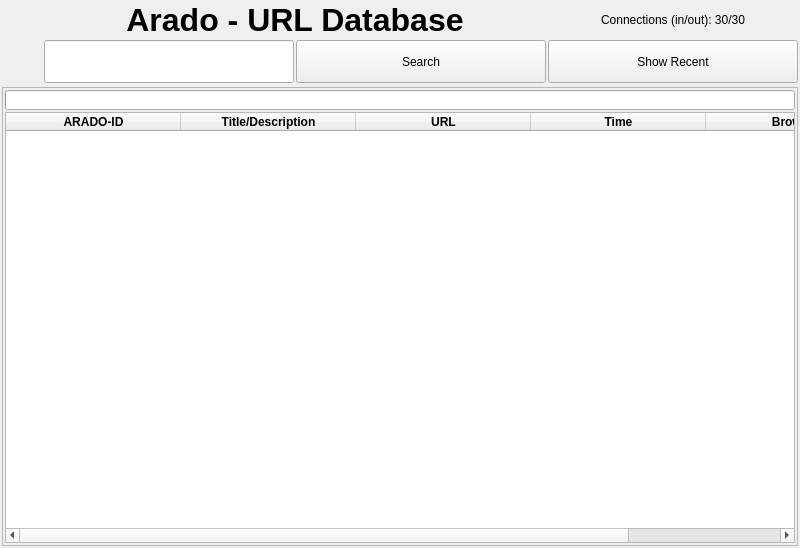
Above: ui/url-display.ui from berndhs/arado before the change. Below: the same form after it.
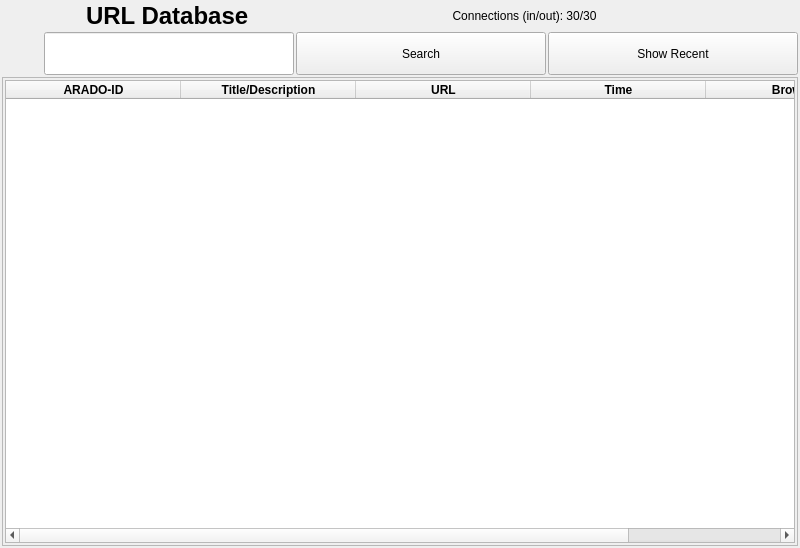
That is the form after the change. Icons and pictures are not drawn.

Commit message: layout with the "claim" thingy and remarks on roadmap

Diff of the .ui file:
```diff
--- a/ui/url-display.ui
+++ b/ui/url-display.ui
@@ -19,8 +19,10 @@
   <property name="windowTitle">
    <string>Arado Url Display</string>
   </property>
+  <layout class="QGridLayout" name="gridLayout_3">
+   <item row="0" column="0">
   <layout class="QGridLayout" name="gridLayout">
-   <item row="1" column="0" rowspan="3">
+     <item row="0" column="0" rowspan="2">
     <widget class="QPushButton" name="addUrlButton">
      <property name="sizePolicy">
       <sizepolicy hsizetype="Fixed" vsizetype="Fixed">
@@ -49,39 +51,73 @@
      </property>
     </widget>
    </item>
-   <item row="1" column="1" colspan="2">
-    <widget class="QLabel" name="label">
-     <property name="sizePolicy">
-      <sizepolicy hsizetype="Expanding" vsizetype="Expanding">
-       <horstretch>0</horstretch>
-       <verstretch>0</verstretch>
-      </sizepolicy>
-     </property>
-     <property name="minimumSize">
+     <item row="0" column="1" colspan="3">
+      <layout class="QHBoxLayout" name="horizontalLayout">
+       <item>
+        <widget class="QPushButton" name="fakeButton">
+         <property name="text">
+          <string/>
+         </property>
+         <property name="icon">
+          <iconset resource="../arado.qrc">
+           <normaloff>:/claim-trans.png</normaloff>
+           <disabledoff>:/claim-trans.png</disabledoff>
+           <disabledon>:/claim-trans.png</disabledon>:/claim-trans.png</iconset>
+         </property>
+         <property name="iconSize">
       <size>
-       <width>100</width>
-       <height>0</height>
-      </size>
-     </property>
+           <width>128</width>
+           <height>32</height>
+          </size>
+         </property>
+         <property name="flat">
+          <bool>true</bool>
+         </property>
+        </widget>
+       </item>
+       <item>
+        <layout class="QHBoxLayout" name="horizontalLayout_2">
+         <item>
+          <widget class="QLabel" name="titleLabel">
      <property name="font">
       <font>
-       <pointsize>24</pointsize>
+             <pointsize>18</pointsize>
        <weight>75</weight>
        <bold>true</bold>
       </font>
      </property>
+           <property name="text">
+            <string notr="true">URL Database</string>
+           </property>
+          </widget>
+         </item>
+         <item>
+          <widget class="QLabel" name="bottomLabel">
+           <property name="sizePolicy">
+            <sizepolicy hsizetype="Expanding" vsizetype="Preferred">
+             <horstretch>0</horstretch>
+             <verstretch>0</verstretch>
+            </sizepolicy>
+           </property>
      <property name="toolTip">
-      <string>Arado is a networked URL Database, which saves your added URLs and syncs newest URLs with your connected devices.</string>
+            <string>Shows how many incoming and outgoing connections are established (maximum = 30). If connections = 0, please add one online IP+Port and press the boot button to connect and fill the IP-cache.</string>
+           </property>
+           <property name="layoutDirection">
+            <enum>Qt::LeftToRight</enum>
      </property>
      <property name="text">
-      <string>Arado - URL Database</string>
+            <string>Connections (in/out): 30/30</string>
      </property>
      <property name="alignment">
       <set>Qt::AlignCenter</set>
      </property>
     </widget>
    </item>
-   <item row="2" column="1">
+        </layout>
+       </item>
+      </layout>
+     </item>
+     <item row="1" column="1">
     <widget class="QLineEdit" name="textInput">
      <property name="minimumSize">
       <size>
@@ -94,7 +130,7 @@
      </property>
     </widget>
    </item>
-   <item row="2" column="2">
+     <item row="1" column="2">
     <widget class="QPushButton" name="searchButton">
      <property name="sizePolicy">
       <sizepolicy hsizetype="Expanding" vsizetype="Expanding">
@@ -120,7 +156,7 @@
      </property>
     </widget>
    </item>
-   <item row="2" column="3">
+     <item row="1" column="3">
     <widget class="QPushButton" name="recentButton">
      <property name="sizePolicy">
       <sizepolicy hsizetype="Expanding" vsizetype="Expanding">
@@ -146,7 +182,9 @@
      </property>
     </widget>
    </item>
-   <item row="5" column="0" colspan="4">
+    </layout>
+   </item>
+   <item row="1" column="0">
     <widget class="QScrollArea" name="scrollArea">
      <property name="sizePolicy">
       <sizepolicy hsizetype="Expanding" vsizetype="Expanding">
@@ -163,7 +201,7 @@
         <x>0</x>
         <y>0</y>
         <width>780</width>
-        <height>424</height>
+        <height>420</height>
        </rect>
       </property>
       <property name="sizePolicy">
@@ -277,60 +315,10 @@
          </column>
         </widget>
        </item>
-       <item row="1" column="0">
-        <widget class="QProgressBar" name="progressBar">
-         <property name="minimumSize">
-          <size>
-           <width>0</width>
-           <height>0</height>
-          </size>
-         </property>
-         <property name="maximumSize">
-          <size>
-           <width>16777215</width>
-           <height>20</height>
-          </size>
-         </property>
-         <property name="layoutDirection">
-          <enum>Qt::LeftToRight</enum>
-         </property>
-         <property name="autoFillBackground">
-          <bool>false</bool>
-         </property>
-         <property name="value">
-          <number>0</number>
-         </property>
-         <property name="textVisible">
-          <bool>false</bool>
-         </property>
-        </widget>
-       </item>
       </layout>
      </widget>
     </widget>
    </item>
-   <item row="1" column="3">
-    <widget class="QLabel" name="bottomLabel">
-     <property name="sizePolicy">
-      <sizepolicy hsizetype="Expanding" vsizetype="Preferred">
-       <horstretch>0</horstretch>
-       <verstretch>0</verstretch>
-      </sizepolicy>
-     </property>
-     <property name="toolTip">
-      <string>Shows how many incoming and outgoing connections are established (maximum = 30). If connections = 0, please add one online IP+Port and press the boot button to connect and fill the IP-cache.</string>
-     </property>
-     <property name="layoutDirection">
-      <enum>Qt::LeftToRight</enum>
-     </property>
-     <property name="text">
-      <string>Connections (in/out): 30/30</string>
-     </property>
-     <property name="alignment">
-      <set>Qt::AlignCenter</set>
-     </property>
-    </widget>
-   </item>
   </layout>
  </widget>
  <layoutdefault spacing="2" margin="2"/>
```
Lines whose indentation alone changed are shown as unchanged. The commit also changes 4 other files.
